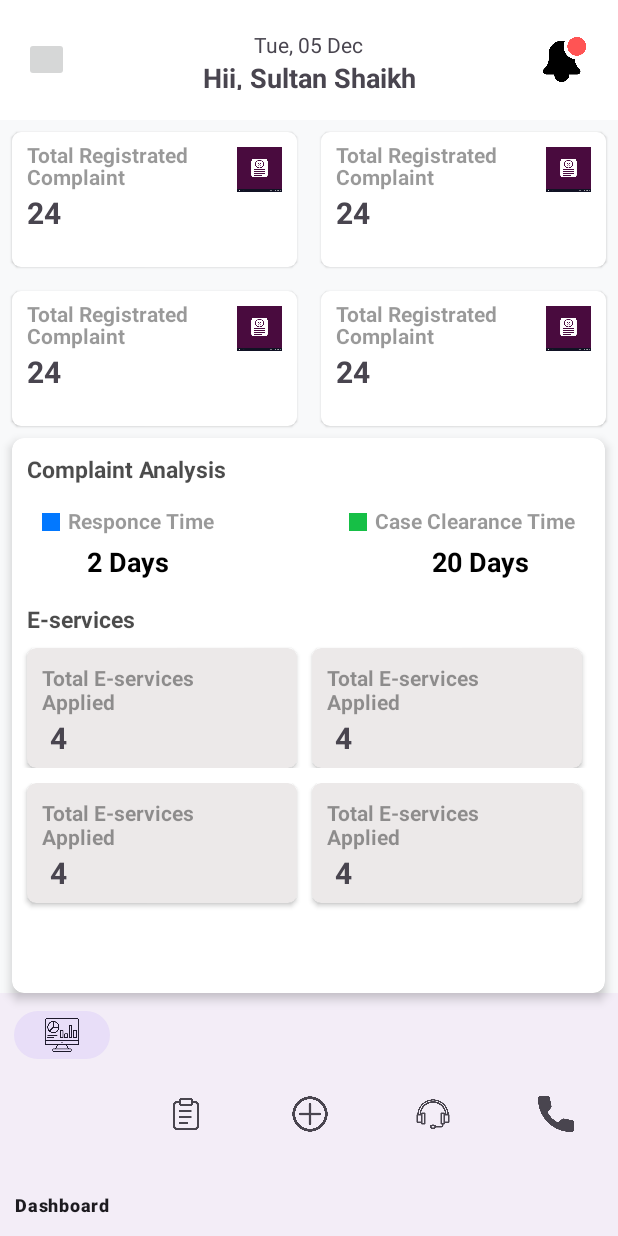
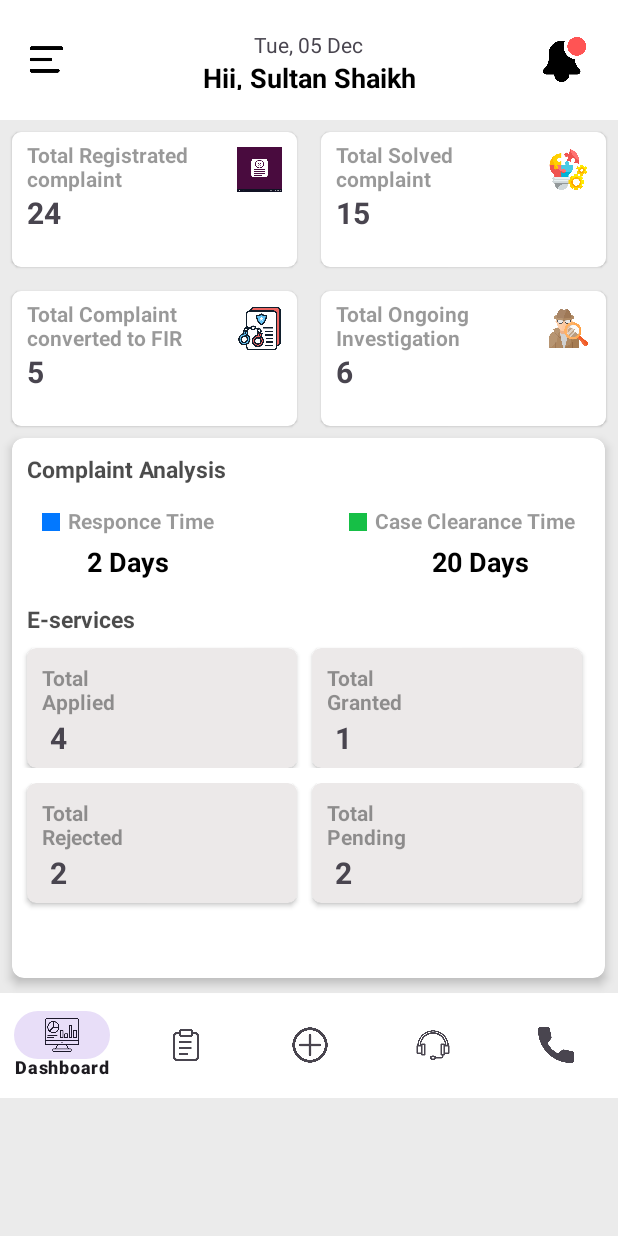
Before and after one commit to Ltrsoft2019/UserPoliceApp, an Android app: the fragment MainDashBoard shown on its own in the app's theme, on a phone screen of 412 x 824 dp. Run offline under Robolectric (Android 15) with nearby library versions, the light colour scheme and no system bars; 1 statement that could not run was skipped.

Commit message:
comitted by omkar

```diff
--- a/app/src/main/java/com/ltrsoft/userpoliceapp/fragment/MainDashBoard.java
+++ b/app/src/main/java/com/ltrsoft/userpoliceapp/fragment/MainDashBoard.java
@@ -16,7 +16,7 @@ public class MainDashBoard extends Fragment {
     @Nullable
     @Override
     public View onCreateView(@NonNull LayoutInflater inflater, @Nullable ViewGroup container, @Nullable Bundle savedInstanceState) {
-        view = inflater.inflate(R.layout.main_dashboard_layout, container, false);
+        view = inflater.inflate(R.layout.dashboard_layout, container, false);
         return view;
     }
 }
--- a/app/src/main/java/com/ltrsoft/userpoliceapp/navigations/MainNavigation.java
+++ b/app/src/main/java/com/ltrsoft/userpoliceapp/navigations/MainNavigation.java
@@ -43,24 +43,25 @@ public class MainNavigation extends Fragment  implements NavigationView.OnNaviga
     }
 
     private void initilizeDrwer() {
+
+
         drawerLayout = view.findViewById(R.id.drawerlayout);
         navigationView= view.findViewById(R.id.navigation);
         toolbar = view.findViewById(R.id.toolbar);
         ((AppCompatActivity) getActivity()).setSupportActionBar(toolbar);
-        ((AppCompatActivity) getActivity()).getSupportActionBar().setDisplayHomeAsUpEnabled(true);
+//        ((AppCompatActivity) getActivity()).getSupportActionBar().setDisplayHomeAsUpEnabled(true);
 
         actionBarDrawerToggle = new ActionBarDrawerToggle(getActivity(), drawerLayout,toolbar,  R.string.nav_open, R.string.nav_close);
         drawerLayout.setDrawerListener(actionBarDrawerToggle);
         actionBarDrawerToggle.syncState();
         actionBarDrawerToggle.getDrawerArrowDrawable().setColor(getContext().getColor(R.color.black));
         navigationView.setNavigationItemSelectedListener(this::onNavigationItemSelected);
-    }
 
 
+    }
     @Override
     public boolean onNavigationItemSelected(@NonNull MenuItem item) {
         int id = item.getItemId();
-
         return false;
     }
 }
--- /dev/null
+++ b/app/src/main/res/layout/dashboard_layout.xml
@@ -0,0 +1,397 @@
+<?xml version="1.0" encoding="utf-8"?>
+<LinearLayout
+    xmlns:android="http://schemas.android.com/apk/res/android"
+    xmlns:app="http://schemas.android.com/apk/res-auto"
+    android:layout_width="match_parent"
+    android:layout_height="match_parent"
+    android:orientation="vertical"
+    android:background="#EBEBEB">
+
+
+    <androidx.appcompat.widget.Toolbar
+        android:id="@+id/toolbar"
+        android:layout_width="match_parent"
+        android:layout_height="80dp"
+        android:background="#FFFFFF"
+        android:minHeight="?attr/actionBarSize"
+        android:theme="?attr/actionBarTheme">
+        <ImageButton
+            android:layout_width="30dp"
+            android:layout_height="30dp"
+            android:background="@drawable/align"/>
+        <LinearLayout
+            android:layout_width="150dp"
+            android:layout_height="40dp"
+            android:orientation="vertical"
+            android:layout_gravity="center">
+
+            <TextView
+                android:layout_width="wrap_content"
+                android:layout_height="wrap_content"
+                android:text="Tue, 05 Dec"
+                android:layout_gravity="center"/>
+
+            <TextView
+                android:layout_width="wrap_content"
+                android:layout_height="wrap_content"
+                android:text="Hii, Sultan Shaikh"
+                android:textStyle="bold"
+                android:textColor="@color/black"
+                android:textSize="18dp"
+                android:layout_gravity="center"/>
+        </LinearLayout>
+        <ImageButton
+            android:layout_width="30dp"
+            android:layout_height="30dp"
+            android:background="@drawable/notification"
+            android:layout_gravity="end"
+            android:layout_marginRight="20dp"/>
+    </androidx.appcompat.widget.Toolbar>
+
+    <LinearLayout
+        android:layout_width="410dp"
+        android:layout_height="wrap_content">
+        <RelativeLayout
+            android:layout_width="190dp"
+            android:layout_height="90dp"
+            android:background="@drawable/card_background"
+            android:elevation="1dp"
+            android:layout_margin="8dp">
+
+            <TextView
+                android:layout_width="110dp"
+                android:layout_height="wrap_content"
+                android:layout_marginLeft="10dp"
+                android:layout_marginTop="5dp"
+                android:text="Total Registrated complaint"
+                android:textColor="#66000000"
+                android:textStyle="bold" />
+
+            <ImageView
+                android:layout_width="30dp"
+                android:layout_height="30dp"
+                android:background="@drawable/complaint"
+                android:layout_marginLeft="150dp"
+                android:layout_marginTop="10dp"/>
+            <TextView
+                android:layout_width="wrap_content"
+                android:layout_height="wrap_content"
+                android:text="24"
+                android:textSize="20dp"
+                android:textStyle="bold"
+                android:layout_marginTop="40dp"
+                android:layout_marginLeft="10dp"
+                />
+        </RelativeLayout>
+
+        <RelativeLayout
+            android:layout_width="190dp"
+            android:layout_height="90dp"
+            android:layout_margin="8dp"
+            android:background="@drawable/card_background"
+            android:elevation="1dp">
+
+            <TextView
+                android:layout_width="110dp"
+                android:layout_height="wrap_content"
+                android:layout_marginLeft="10dp"
+                android:layout_marginTop="5dp"
+                android:text="Total Solved complaint"
+                android:textColor="#66000000"
+                android:textStyle="bold" />
+
+            <ImageView
+                android:layout_width="30dp"
+                android:layout_height="30dp"
+                android:layout_marginLeft="150dp"
+                android:layout_marginTop="10dp"
+                android:background="@drawable/problem_solving" />
+
+            <TextView
+                android:layout_width="wrap_content"
+                android:layout_height="wrap_content"
+                android:layout_marginLeft="10dp"
+                android:layout_marginTop="40dp"
+                android:text="15"
+                android:textSize="20dp"
+                android:textStyle="bold" />
+        </RelativeLayout>
+    </LinearLayout>
+    <LinearLayout
+        android:layout_width="410dp"
+        android:layout_height="wrap_content">
+        <RelativeLayout
+            android:layout_width="190dp"
+            android:layout_height="90dp"
+            android:background="@drawable/card_background"
+            android:elevation="1dp"
+            android:layout_margin="8dp">
+
+            <TextView
+                android:layout_width="110dp"
+                android:layout_height="wrap_content"
+                android:layout_marginLeft="10dp"
+                android:layout_marginTop="5dp"
+                android:text="Total Complaint converted to FIR"
+                android:textColor="#66000000"
+                android:textStyle="bold" />
+
+
+            <ImageView
+                android:layout_width="30dp"
+                android:layout_height="30dp"
+                android:background="@drawable/warrant"
+                android:layout_marginLeft="150dp"
+                android:layout_marginTop="10dp"/>
+            <TextView
+                android:layout_width="wrap_content"
+                android:layout_height="wrap_content"
+                android:text="5"
+                android:textSize="20dp"
+                android:textStyle="bold"
+                android:layout_marginTop="40dp"
+                android:layout_marginLeft="10dp"
+                />
+        </RelativeLayout>
+
+        <RelativeLayout
+            android:layout_width="190dp"
+            android:layout_height="90dp"
+            android:layout_margin="8dp"
+            android:background="@drawable/card_background"
+            android:elevation="1dp">
+
+            <TextView
+                android:layout_width="110dp"
+                android:layout_height="wrap_content"
+                android:layout_marginLeft="10dp"
+                android:layout_marginTop="5dp"
+                android:text="Total Ongoing Investigation"
+                android:textColor="#66000000"
+                android:textStyle="bold" />
+
+            <ImageView
+                android:layout_width="30dp"
+                android:layout_height="30dp"
+                android:layout_marginLeft="150dp"
+                android:layout_marginTop="10dp"
+                android:background="@drawable/private_investigator" />
+
+            <TextView
+                android:layout_width="wrap_content"
+                android:layout_height="wrap_content"
+                android:layout_marginLeft="10dp"
+                android:layout_marginTop="40dp"
+                android:text="6"
+                android:textSize="20dp"
+                android:textStyle="bold" />
+        </RelativeLayout>
+    </LinearLayout>
+
+    <androidx.cardview.widget.CardView
+        android:id="@+id/card_view"
+        android:layout_width="395dp"
+        android:layout_height="360dp"
+        android:layout_centerInParent="true"
+        android:layout_gravity="center"
+        app:cardCornerRadius="8dp"
+        app:cardElevation="4dp">
+
+        <TextView
+            android:layout_width="wrap_content"
+            android:layout_height="wrap_content"
+            android:layout_margin="10dp"
+            android:text="Complaint Analysis"
+            android:textColor="#B3000000"
+            android:textSize="15dp"
+            android:textStyle="bold" />
+
+        <LinearLayout
+            android:layout_width="380dp"
+            android:layout_height="50dp"
+            android:layout_marginTop="30dp">
+            <TextView
+                android:layout_width="12dp"
+                android:layout_height="12dp"
+                android:background="@drawable/br1"
+                android:layout_marginTop="20dp"
+                android:layout_marginLeft="20dp"/>
+            <TextView
+                android:layout_width="wrap_content"
+                android:layout_height="wrap_content"
+                android:text="Responce Time"
+                android:layout_marginTop="15dp"
+                android:layout_marginLeft="5dp"
+                android:textColor="#66000000"
+                android:textStyle="bold"/>
+            <TextView
+                android:layout_width="12dp"
+                android:layout_height="12dp"
+                android:background="@drawable/br2"
+                android:layout_marginTop="20dp"
+                android:layout_marginLeft="90dp"/>
+            <TextView
+                android:layout_width="wrap_content"
+                android:layout_height="wrap_content"
+                android:text="Case Clearance Time"
+                android:layout_marginTop="15dp"
+                android:layout_marginLeft="5dp"
+                android:textColor="#66000000"
+                android:textStyle="bold"/>
+        </LinearLayout>
+
+        <TextView
+            android:layout_width="wrap_content"
+            android:layout_height="wrap_content"
+            android:text="2 Days"
+            android:textStyle="bold"
+            android:textColor="@color/black"
+            android:textSize="18dp"
+            android:layout_marginTop="70dp"
+            android:layout_marginLeft="50dp"/>
+        <TextView
+            android:layout_width="wrap_content"
+            android:layout_height="wrap_content"
+            android:text="20 Days"
+            android:textStyle="bold"
+            android:textColor="@color/black"
+            android:textSize="18dp"
+            android:layout_marginTop="70dp"
+            android:layout_marginLeft="280dp"/>
+        <TextView
+            android:layout_width="wrap_content"
+            android:layout_height="wrap_content"
+            android:layout_marginTop="110dp"
+            android:layout_marginLeft="10dp"
+            android:text="E-services"
+            android:textColor="#B3000000"
+            android:textSize="15dp"
+            android:textStyle="bold" />
+        <LinearLayout
+            android:layout_width="390dp"
+            android:layout_height="wrap_content">
+            <androidx.cardview.widget.CardView
+                android:layout_width="180dp"
+                android:layout_height="80dp"
+                android:layout_marginLeft="10dp"
+                android:layout_marginTop="140dp"
+                android:background="#000000"
+                android:backgroundTint="#ECE9E9"
+                app:cardCornerRadius="6dp"
+                app:cardElevation="2dp">
+
+                <TextView
+                    android:layout_width="80dp"
+                    android:layout_height="wrap_content"
+                    android:layout_margin="10dp"
+                    android:text="Total Applied"
+                    android:textColor="#66000000"
+                    android:textStyle="bold" />
+                <TextView
+                    android:layout_width="wrap_content"
+                    android:layout_height="wrap_content"
+                    android:text="4"
+                    android:textStyle="bold"
+                    android:textSize="20dp"
+                    android:layout_marginTop="46dp"
+                    android:layout_marginLeft="15dp"/>
+            </androidx.cardview.widget.CardView>
+            <androidx.cardview.widget.CardView
+                android:layout_width="180dp"
+                android:layout_height="80dp"
+                android:layout_marginLeft="10dp"
+                android:layout_marginTop="140dp"
+                android:background="#000000"
+                android:backgroundTint="#ECE9E9"
+                app:cardCornerRadius="6dp"
+                app:cardElevation="2dp">
+
+                <TextView
+                    android:layout_width="80dp"
+                    android:layout_height="wrap_content"
+                    android:layout_margin="10dp"
+                    android:text="Total Granted"
+                    android:textColor="#66000000"
+                    android:textStyle="bold" />
+                <TextView
+                    android:layout_width="wrap_content"
+                    android:layout_height="wrap_content"
+                    android:text="1"
+                    android:textStyle="bold"
+                    android:textSize="20dp"
+                    android:layout_marginTop="46dp"
+                    android:layout_marginLeft="15dp"/>
+            </androidx.cardview.widget.CardView>
+
+        </LinearLayout>
+
+        <LinearLayout
+            android:layout_width="390dp"
+            android:layout_height="90dp"
+            android:layout_marginTop="230dp">
+
+            <androidx.cardview.widget.CardView
+                android:layout_width="180dp"
+                android:layout_height="80dp"
+                android:layout_marginLeft="10dp"
+                android:background="#000000"
+                android:backgroundTint="#ECE9E9"
+                app:cardCornerRadius="6dp"
+                app:cardElevation="2dp">
+
+                <TextView
+                    android:layout_width="80dp"
+                    android:layout_height="wrap_content"
+                    android:layout_margin="10dp"
+                    android:text="Total Rejected"
+                    android:textColor="#66000000"
+                    android:textStyle="bold" />
+                <TextView
+                    android:layout_width="wrap_content"
+                    android:layout_height="wrap_content"
+                    android:text="2"
+                    android:textStyle="bold"
+                    android:textSize="20dp"
+                    android:layout_marginTop="46dp"
+                    android:layout_marginLeft="15dp"/>
+            </androidx.cardview.widget.CardView>
+            <androidx.cardview.widget.CardView
+                android:layout_width="180dp"
+                android:layout_height="80dp"
+                android:layout_marginLeft="10dp"
+                android:background="#000000"
+                android:backgroundTint="#ECE9E9"
+                app:cardCornerRadius="6dp"
+                app:cardElevation="2dp">
+
+                <TextView
+                    android:layout_width="80dp"
+                    android:layout_height="wrap_content"
+                    android:layout_margin="10dp"
+                    android:text="Total Pending"
+                    android:textColor="#66000000"
+                    android:textStyle="bold" />
+                <TextView
+                    android:layout_width="wrap_content"
+                    android:layout_height="wrap_content"
+                    android:text="2"
+                    android:textStyle="bold"
+                    android:textSize="20dp"
+                    android:layout_marginTop="46dp"
+                    android:layout_marginLeft="15dp"/>
+
+            </androidx.cardview.widget.CardView>
+
+        </LinearLayout>
+
+    </androidx.cardview.widget.CardView>
+
+
+    <com.google.android.material.bottomnavigation.BottomNavigationView
+        android:layout_width="match_parent"
+        android:layout_marginTop="10dp"
+        android:layout_height="70dp"
+        android:background="@color/white"
+        app:menu="@menu/nav_menu"/>
+
+</LinearLayout>
--- a/app/src/main/res/layout/main_navigation.xml
+++ b/app/src/main/res/layout/main_navigation.xml
@@ -7,16 +7,45 @@
     <androidx.coordinatorlayout.widget.CoordinatorLayout
         android:layout_width="match_parent"
         android:layout_height="match_parent">
-    <androidx.appcompat.widget.Toolbar
-        android:id="@+id/toolbar"
-        android:layout_width="match_parent"
-        android:layout_height="wrap_content"
-        app:title="User DashBoard"
-        android:layout_marginTop="10dp"
-        android:layout_marginLeft="15dp"
-        android:layout_marginRight="15dp"
-        app:titleTextColor="@color/white"
-        />
+        <androidx.appcompat.widget.Toolbar
+            android:id="@+id/toolbar"
+            android:layout_width="match_parent"
+            android:layout_height="80dp"
+            android:background="#FFFFFF"
+            android:minHeight="?attr/actionBarSize"
+            android:theme="?attr/actionBarTheme">
+            <ImageButton
+                android:layout_width="30dp"
+                android:layout_height="30dp"
+                android:background="@drawable/align"/>
+            <LinearLayout
+                android:layout_width="150dp"
+                android:layout_height="40dp"
+                android:orientation="vertical"
+                android:layout_gravity="center">
+
+                <TextView
+                    android:layout_width="wrap_content"
+                    android:layout_height="wrap_content"
+                    android:text="Tue, 05 Dec"
+                    android:layout_gravity="center"/>
+
+                <TextView
+                    android:layout_width="wrap_content"
+                    android:layout_height="wrap_content"
+                    android:text="Hii, Sultan Shaikh"
+                    android:textStyle="bold"
+                    android:textColor="@color/black"
+                    android:textSize="18dp"
+                    android:layout_gravity="center"/>
+            </LinearLayout>
+            <ImageButton
+                android:layout_width="30dp"
+                android:layout_height="30dp"
+                android:background="@drawable/notification"
+                android:layout_gravity="end"
+                android:layout_marginRight="20dp"/>
+        </androidx.appcompat.widget.Toolbar>
     <FrameLayout
         android:id="@+id/content_frame"
         android:layout_width="match_parent"
```
Also changed, not shown: app/src/main/res/drawable/private_investigator.png (added), app/src/main/res/drawable/problem_solving.png (added), app/src/main/res/drawable/warrant.png (added).
